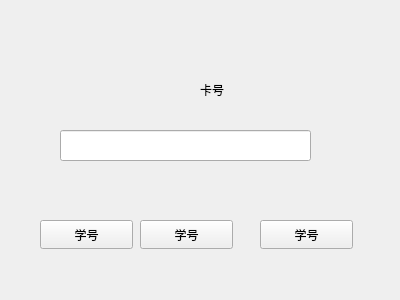
kagura114/NetCard, file usepc.ui: the form before one commit.
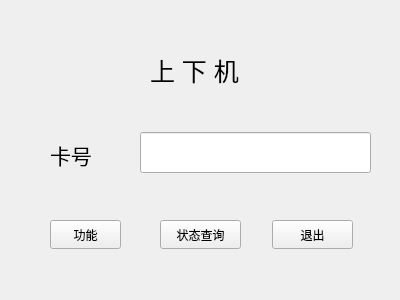
The form after the commit.

The edit to the form file:
```diff
--- a/usepc.ui
+++ b/usepc.ui
@@ -16,12 +16,17 @@
   <widget class="QLabel" name="label">
    <property name="geometry">
     <rect>
-     <x>200</x>
-     <y>80</y>
-     <width>63</width>
-     <height>20</height>
+     <x>50</x>
+     <y>140</y>
+     <width>42</width>
+     <height>29</height>
     </rect>
    </property>
+   <property name="font">
+    <font>
+     <pointsize>16</pointsize>
+    </font>
+   </property>
    <property name="text">
     <string>卡号</string>
    </property>
@@ -29,50 +34,68 @@
   <widget class="QLineEdit" name="enter_id">
    <property name="geometry">
     <rect>
-     <x>60</x>
-     <y>130</y>
-     <width>251</width>
-     <height>31</height>
+     <x>140</x>
+     <y>132</y>
+     <width>231</width>
+     <height>41</height>
     </rect>
    </property>
   </widget>
   <widget class="QPushButton" name="change_mode">
    <property name="geometry">
     <rect>
-     <x>40</x>
+     <x>50</x>
      <y>220</y>
-     <width>93</width>
+     <width>71</width>
      <height>29</height>
     </rect>
    </property>
    <property name="text">
-    <string>学号</string>
+    <string>功能</string>
    </property>
   </widget>
   <widget class="QPushButton" name="exit_btn">
    <property name="geometry">
     <rect>
-     <x>260</x>
+     <x>272</x>
      <y>220</y>
-     <width>93</width>
+     <width>81</width>
      <height>29</height>
     </rect>
    </property>
    <property name="text">
-    <string>学号</string>
+    <string>退出</string>
    </property>
   </widget>
   <widget class="QPushButton" name="query_state">
    <property name="geometry">
     <rect>
-     <x>140</x>
+     <x>160</x>
      <y>220</y>
-     <width>93</width>
+     <width>81</width>
      <height>29</height>
     </rect>
    </property>
    <property name="text">
-    <string>学号</string>
+    <string>状态查询</string>
+   </property>
+  </widget>
+  <widget class="QLabel" name="label_2">
+   <property name="geometry">
+    <rect>
+     <x>150</x>
+     <y>50</y>
+     <width>91</width>
+     <height>41</height>
+    </rect>
+   </property>
+   <property name="font">
+    <font>
+     <pointsize>19</pointsize>
+    </font>
+   </property>
+   <property name="text">
+    <string>上 下 机</string>
    </property>
   </widget>
  </widget>
```
